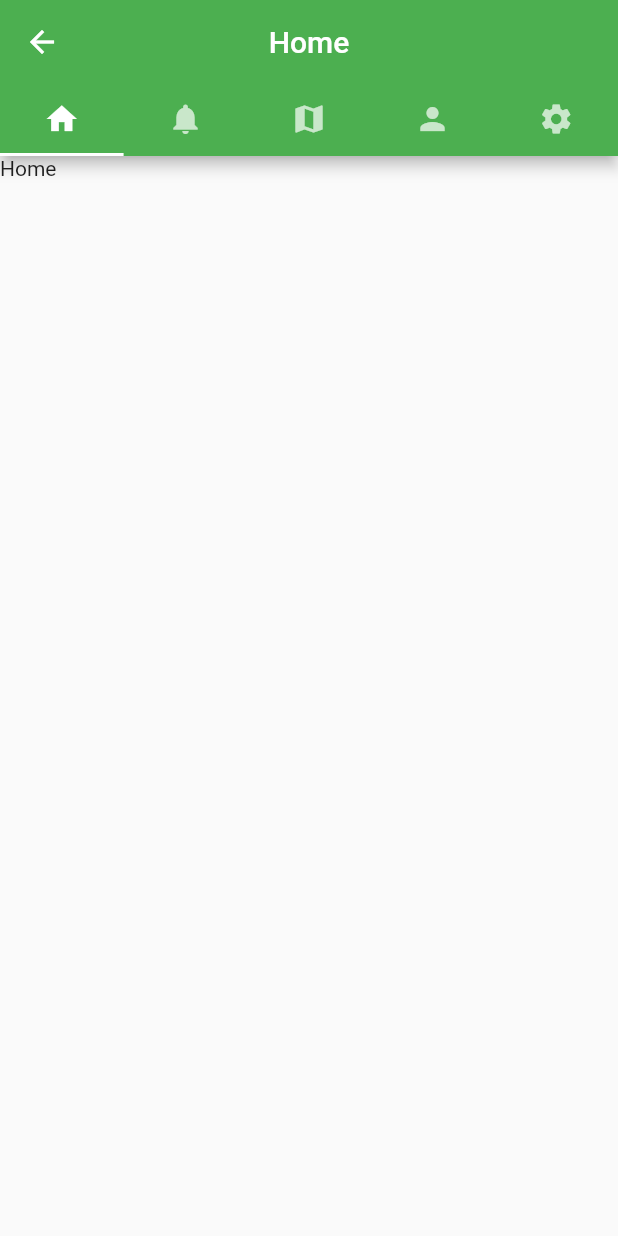
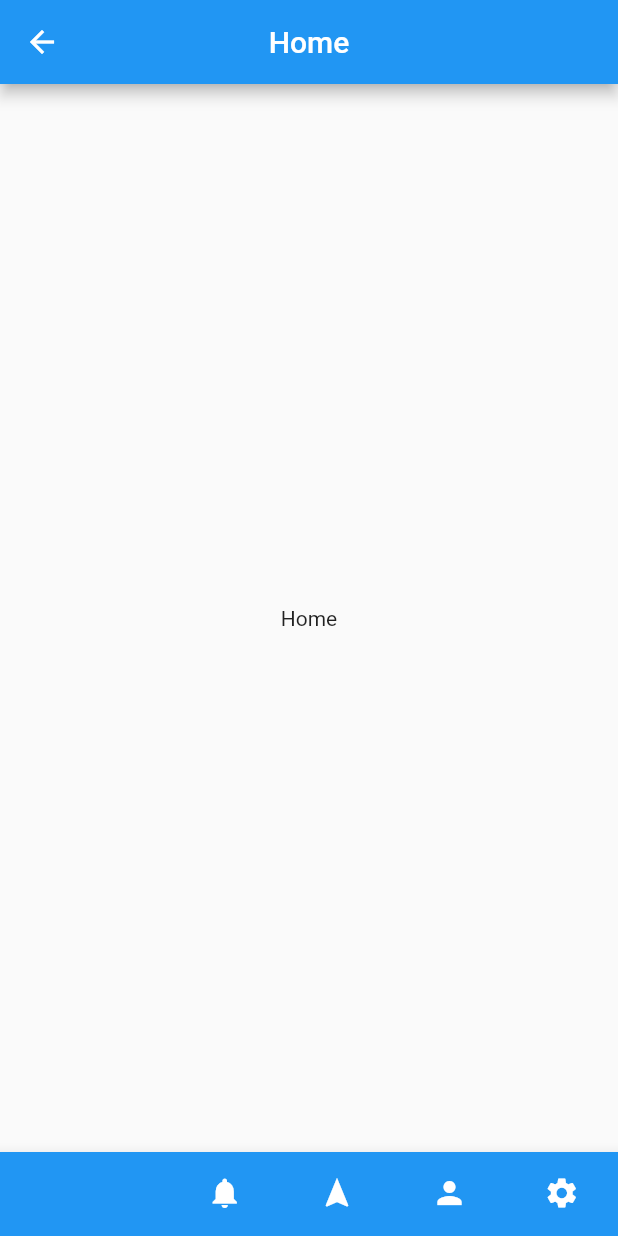
Before and after one commit to tintinap/flutter_assignment, a Flutter app: the MainScreen screen opened by its route, on a phone screen of 412 x 824 dp. Run offline on Flutter 3.47's test engine with Material 2 defaults, Android fonts, the phone set to English and light mode, and no system bars.

Commit message:
Updated main_screen

```diff
--- a/flutter_assignment/lib/main.dart
+++ b/flutter_assignment/lib/main.dart
@@ -14,7 +14,7 @@ class MyApp extends StatelessWidget {
       title: 'Flutter Demo',
       debugShowCheckedModeBanner: false,
       theme: ThemeData(
-        primarySwatch: Colors.green,
+        primarySwatch: Colors.blue,
       ),
       // home: MyHomePage(),
       initialRoute: "/",
--- a/flutter_assignment/lib/ui/login_screen.dart
+++ b/flutter_assignment/lib/ui/login_screen.dart
@@ -61,6 +61,8 @@ class LoginState extends State<Login> {
               Container(
                 padding: EdgeInsets.only(top: 15),
                 child: RaisedButton(
+                  color: Theme.of(context).primaryColor,
+                  textColor: Colors.white,
                   child: Text("Login"),
                   onPressed: () {
                     if (_formKey.currentState.validate()) {
--- a/flutter_assignment/lib/ui/main_screen.dart
+++ b/flutter_assignment/lib/ui/main_screen.dart
@@ -1,47 +1,61 @@
 import 'package:flutter/material.dart';
 
+class MainScreen extends StatefulWidget {
+  @override
+  State<StatefulWidget> createState() {
+    return _MainScreenState();
+  }
 
-class MainScreen extends StatelessWidget {
+}
+
+
+class _MainScreenState extends State<MainScreen> {
+    int _currentIndex = 0;
+
+    final _mainScreenOption = [
+      Text('Home'),
+      Text('Notify'),
+      Text('Map'),
+      Text('Profile'),
+      Text('Setup'),
+    ];
+
   @override
   Widget build(BuildContext context) {
     // TODO: implement build
-    return DefaultTabController(
-      length: 5,
-      child: Scaffold(
-        appBar: AppBar(
-          title: Text("Home"),
-          centerTitle: true,
-          bottom: TabBar(
-            tabs: <Widget>[
-              Tab(
-                icon: Icon(Icons.home),
-              ),
-              Tab(
-                icon: Icon(Icons.notifications),
-              ),
-              Tab(
-                icon: Icon(Icons.map),
-              ),
-              Tab(
-                icon: Icon(Icons.person),
-              ),
-              Tab(
-                icon: Icon(Icons.settings),
-              ),
-            ],
-          ),
+    return Scaffold(
+      appBar: AppBar(
+        title: Text('Home'),
+        centerTitle: true,
+      ),
+
+      body: Center(
+        child: _mainScreenOption.elementAt(_currentIndex),
+      ),
+
+      bottomNavigationBar: Theme(
+        data: Theme.of(context).copyWith(
+          //sets the background color of bottomNavigationBar
+          canvasColor: Theme.of(context).primaryColor,
         ),
-        body: TabBarView(
-          children: <Widget>[
-            Text("Home"),
-            Text("Notify"),
-            Text("Map"),
-            Text("Profile"),
-            Text("Setup"),
+        child: BottomNavigationBar(
+          items: <BottomNavigationBarItem>[
+            BottomNavigationBarItem( icon: Icon(Icons.dashboard), title: Text("Home"),),
+            BottomNavigationBarItem( icon: Icon(Icons.notifications), title: Text("Notify"),),
+            BottomNavigationBarItem( icon: Icon(Icons.navigation), title: Text("Navigation"),),
+            BottomNavigationBarItem( icon: Icon(Icons.person), title: Text("Profile"),),
+            BottomNavigationBarItem( icon: Icon(Icons.settings), title: Text("Setup"),),
           ],
-        )
+
+          fixedColor: Colors.blue,
+          currentIndex: _currentIndex,
+          onTap: (int index) {
+            setState(() {
+              _currentIndex = index;
+            });
+          },
+        ),
       ),
     );
   }
-
 }
--- a/flutter_assignment/lib/ui/register_screen.dart
+++ b/flutter_assignment/lib/ui/register_screen.dart
@@ -30,7 +30,7 @@ class RegisterState extends State<Register> {
               TextFormField(
                 decoration : InputDecoration(
                   icon: Icon(Icons.mail),
-                  hintText: 'User Id'
+                  hintText: 'Email Address'
                 ),
                 onSaved: (value) => print(value),
                 validator: (value) {
@@ -63,7 +63,7 @@ class RegisterState extends State<Register> {
               TextFormField(
                 decoration: InputDecoration(
                   icon: Icon(Icons.lock),
-                  hintText: "Password",
+                  hintText: "Confirm Password",
                 ),
                 obscureText: true,
                 keyboardType: TextInputType.text,
@@ -81,6 +81,8 @@ class RegisterState extends State<Register> {
               Container(
                 padding: EdgeInsets.only(top:15),
                 child: RaisedButton(
+                  color: Theme.of(context).primaryColor,
+                  textColor: Colors.white,
                   child: Text("CONTINUE"),
                   splashColor: Colors.green,
                   onPressed: () {
```
